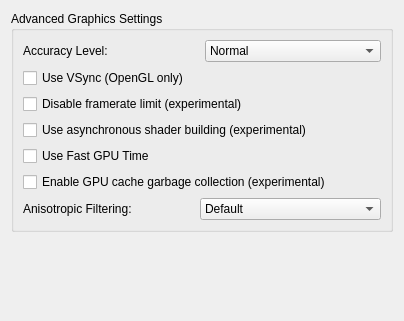
First picture: the form in src/yuzu/configuration/configure_graphics_advanced.ui, repository QuantumGhost/yuzu, before the edit.
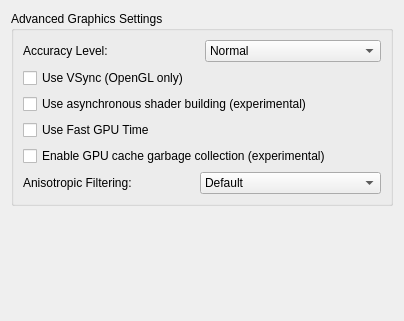
Second picture: the form after the edit.

What changed in the file:
```diff
--- a/src/yuzu/configuration/configure_graphics_advanced.ui
+++ b/src/yuzu/configuration/configure_graphics_advanced.ui
@@ -76,24 +76,6 @@
           </property>
          </widget>
         </item>
-        <item>
-         <widget class="QCheckBox" name="disable_fps_limit">
-          <property name="enabled">
-           <bool>true</bool>
-          </property>
-          <property name="toolTip">
-           <string>
-            &lt;html&gt;&lt;head/&gt;&lt;body&gt;
-            &lt;p&gt;Presents guest frames as they become available, disabling the FPS limit in most titles.&lt;/p&gt;
-            &lt;p&gt;NOTE: Will cause instabilities.&lt;/p&gt;
-            &lt;/body&gt;&lt;/html&gt;
-           </string>
-          </property>
-          <property name="text">
-           <string>Disable framerate limit (experimental)</string>
-          </property>
-         </widget>
-        </item>
         <item>
          <widget class="QCheckBox" name="use_asynchronous_shaders">
           <property name="toolTip">
```
